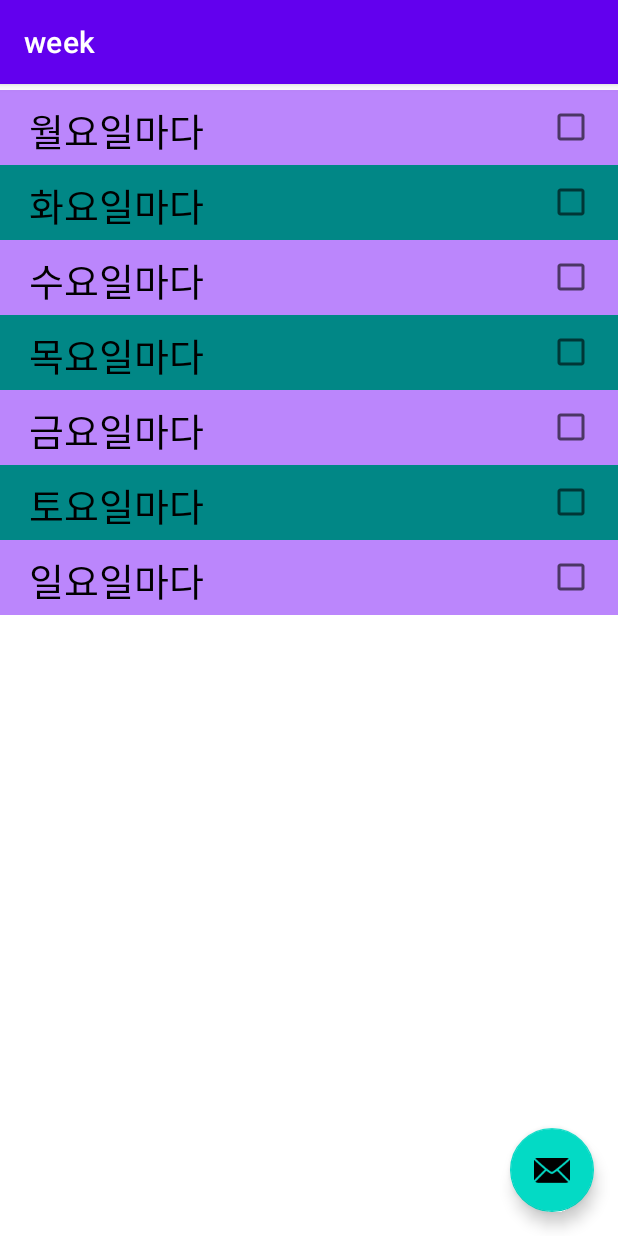
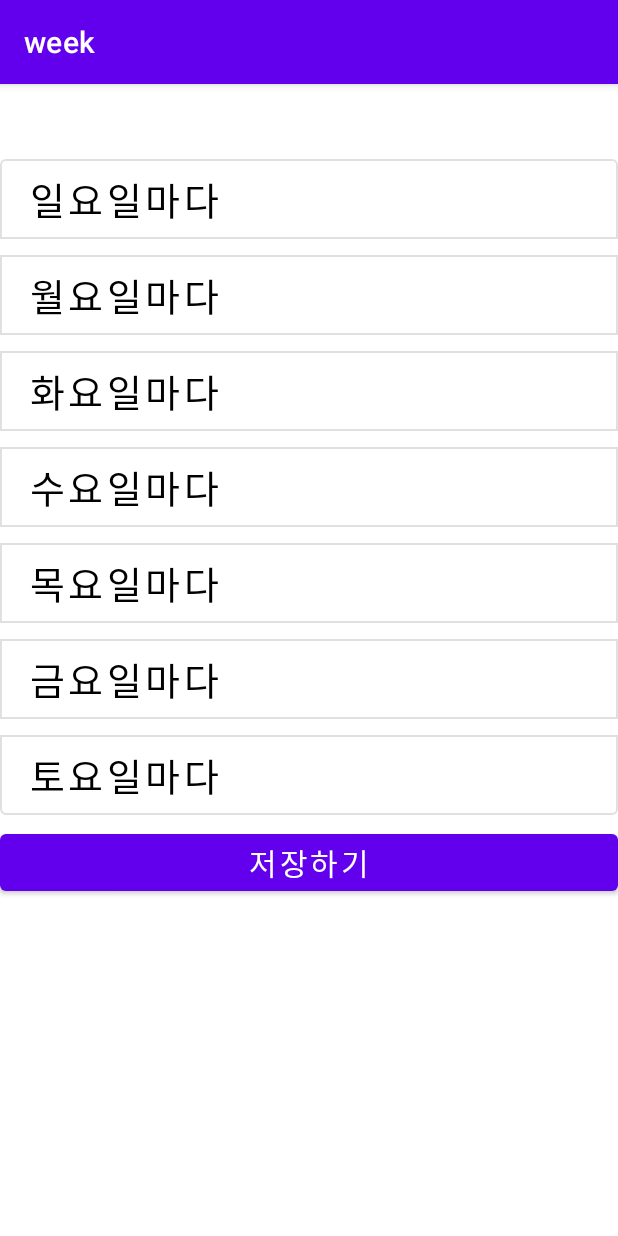
Before and after one commit to euni999/Diary, an Android app: the week screen opened directly, with no data from a screen before it, on a phone screen of 412 x 824 dp. Run offline under Robolectric (Android 15) with nearby library versions, the phone set to English and light mode, and no system bars.

Commit message:
'미완'

```diff
--- a/app/src/main/java/com/example/mhschedule/MainActivity.java
+++ b/app/src/main/java/com/example/mhschedule/MainActivity.java
@@ -11,13 +11,14 @@ import com.google.android.material.bottomnavigation.BottomNavigationView;
 public class MainActivity extends AppCompatActivity {
 
     private Alarm home = new Alarm();
-    private add_schedule schedule = new add_schedule();
+    private add_todo schedule = new add_todo();
     private test3 challenge = new test3();
 
     @Override
     protected void onCreate(Bundle savedInstanceState) {
         super.onCreate(savedInstanceState);
         setContentView(R.layout.activity_main);
+
 
         // 초기 값을 Home 화면으로 해줌
         replaceFragment(home);
@@ -49,4 +50,6 @@ public class MainActivity extends AppCompatActivity {
         fragmentTransaction.replace(R.id.frameLayout,fragment);
         fragmentTransaction.commit();
     }
+
+
 }
--- a/app/src/main/res/layout/week.xml
+++ b/app/src/main/res/layout/week.xml
@@ -22,125 +22,109 @@
 
     <include layout="@layout/content_week" />
 
-    <com.google.android.material.floatingactionbutton.FloatingActionButton
-        android:id="@+id/fab"
-        android:layout_width="wrap_content"
+      <com.google.android.material.button.MaterialButtonToggleGroup
+        xmlns:android="http://schemas.android.com/apk/res/android"
+        android:id="@+id/toggle_button_group"
+        android:layout_width="match_parent"
         android:layout_height="wrap_content"
-        android:layout_gravity="bottom|end"
-        android:layout_margin="@dimen/fab_margin"
-        app:srcCompat="@android:drawable/ic_dialog_email" />
+        android:layout_marginTop="100dp"
+          android:orientation="vertical"
+        >
 
-        <LinearLayout
+        <com.google.android.material.button.MaterialButton
+            style="?attr/materialButtonOutlinedStyle"
             android:layout_width="match_parent"
-            android:layout_height="match_parent"
-            android:orientation="vertical">
-            <CheckBox
-                android:id="@+id/Mon"
-                android:layout_width="match_parent"
-                android:layout_height="50dp"
-                android:layout_marginTop="60dp"
-                android:text="월요일마다"
+            android:layout_height="wrap_content"
+            android:text="일요일마다"
+            android:gravity="left"
             android:textSize="25sp"
             android:textColor="@color/black"
             android:paddingTop="7dp"
             android:paddingBottom="7dp"
             android:paddingLeft="20dp"
-                android:paddingRight="15dp"
-                android:background="@color/purple_200"
-                android:button="@android:color/transparent"
-                android:drawableRight="?android:attr/listChoiceIndicatorMultiple"
-                android:focusable="false" />
-            <CheckBox
-                android:id="@+id/Tue"
+            android:paddingRight="15dp" />
+        <com.google.android.material.button.MaterialButton
+            style="?attr/materialButtonOutlinedStyle"
             android:layout_width="match_parent"
-                android:layout_height="50dp"
-                android:text="화요일마다"
+            android:layout_height="wrap_content"
+            android:text="월요일마다"
+            android:gravity="left"
             android:textSize="25sp"
             android:textColor="@color/black"
             android:paddingTop="7dp"
             android:paddingBottom="7dp"
             android:paddingLeft="20dp"
-                android:paddingRight="15dp"
-                android:background="@color/teal_700"
-                android:button="@android:color/transparent"
-                android:drawableRight="?android:attr/listChoiceIndicatorMultiple"
-                android:focusable="false" />
-            <CheckBox
-                android:id="@+id/Wed"
+            android:paddingRight="15dp"/>
+        <com.google.android.material.button.MaterialButton
+            style="?attr/materialButtonOutlinedStyle"
             android:layout_width="match_parent"
-                android:layout_height="50dp"
-                android:text="수요일마다"
+            android:layout_height="wrap_content"
+            android:text="화요일마다"
+            android:gravity="left"
             android:textSize="25sp"
             android:textColor="@color/black"
             android:paddingTop="7dp"
             android:paddingBottom="7dp"
             android:paddingLeft="20dp"
-                android:paddingRight="15dp"
-                android:background="@color/purple_200"
-                android:button="@android:color/transparent"
-                android:drawableRight="?android:attr/listChoiceIndicatorMultiple"
-                android:focusable="false" />
-            <CheckBox
-                android:id="@+id/Thu"
+            android:paddingRight="15dp"/>
+        <com.google.android.material.button.MaterialButton
+            style="?attr/materialButtonOutlinedStyle"
             android:layout_width="match_parent"
-                android:layout_height="50dp"
-                android:text="목요일마다"
+            android:layout_height="wrap_content"
+            android:text="수요일마다"
+            android:gravity="left"
             android:textSize="25sp"
             android:textColor="@color/black"
             android:paddingTop="7dp"
             android:paddingBottom="7dp"
             android:paddingLeft="20dp"
-                android:paddingRight="15dp"
-                android:background="@color/teal_700"
-                android:button="@android:color/transparent"
-                android:drawableRight="?android:attr/listChoiceIndicatorMultiple"
-                android:focusable="false" />
-            <CheckBox
-                android:id="@+id/Fri"
+            android:paddingRight="15dp"/>
+        <com.google.android.material.button.MaterialButton
+            style="?attr/materialButtonOutlinedStyle"
             android:layout_width="match_parent"
-                android:layout_height="50dp"
-                android:text="금요일마다"
+            android:layout_height="wrap_content"
+            android:text="목요일마다"
+            android:gravity="left"
             android:textSize="25sp"
             android:textColor="@color/black"
             android:paddingTop="7dp"
             android:paddingBottom="7dp"
             android:paddingLeft="20dp"
-                android:paddingRight="15dp"
-                android:background="@color/purple_200"
-                android:button="@android:color/transparent"
-                android:drawableRight="?android:attr/listChoiceIndicatorMultiple"
-                android:focusable="false" />
-            <CheckBox
-                android:id="@+id/Sat"
+            android:paddingRight="15dp"/>
+        <com.google.android.material.button.MaterialButton
+            style="?attr/materialButtonOutlinedStyle"
             android:layout_width="match_parent"
-                android:layout_height="50dp"
-                android:text="토요일마다"
+            android:layout_height="wrap_content"
+            android:text="금요일마다"
+            android:gravity="left"
             android:textSize="25sp"
             android:textColor="@color/black"
             android:paddingTop="7dp"
             android:paddingBottom="7dp"
             android:paddingLeft="20dp"
-                android:paddingRight="15dp"
-                android:background="@color/teal_700"
-                android:button="@android:color/transparent"
-                android:drawableRight="?android:attr/listChoiceIndicatorMultiple"
-                android:focusable="false" />
-            <CheckBox
-                android:id="@+id/Sun"
+            android:paddingRight="15dp"/>
+        <com.google.android.material.button.MaterialButton
+            style="?attr/materialButtonOutlinedStyle"
             android:layout_width="match_parent"
-                android:layout_height="50dp"
-                android:text="일요일마다"
+            android:layout_height="wrap_content"
+            android:text="토요일마다"
+            android:gravity="left"
             android:textSize="25sp"
             android:textColor="@color/black"
             android:paddingTop="7dp"
             android:paddingBottom="7dp"
             android:paddingLeft="20dp"
-                android:paddingRight="15dp"
-                android:background="@color/purple_200"
-                android:button="@android:color/transparent"
-                android:drawableRight="?android:attr/listChoiceIndicatorMultiple"
-                android:focusable="false" />
+            android:paddingRight="15dp"/>
+    </com.google.android.material.button.MaterialButtonToggleGroup>
 
-        </LinearLayout>
+
+    <Button
+        android:id="@+id/backbtn"
+        android:layout_width="match_parent"
+        android:layout_height="50dp"
+        android:layout_marginTop="550dp"
+        android:text="저장하기"
+        android:textSize="20sp"
+        android:onClick="backtodo"/>
 
 </androidx.coordinatorlayout.widget.CoordinatorLayout>
```
Also changed, not shown: app/src/main/java/com/example/mhschedule/add_schedule.java (+8 -4 lines), app/src/main/java/com/example/mhschedule/add_todo.java (+28 -14 lines), app/src/main/java/com/example/mhschedule/week.java (+55 -7 lines). Lines whose indentation alone changed are shown as unchanged.
